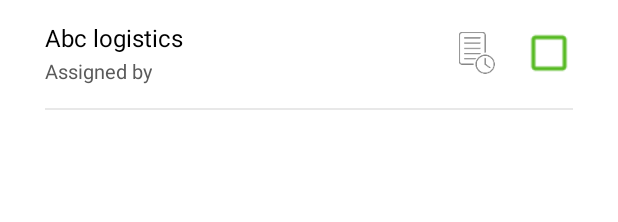
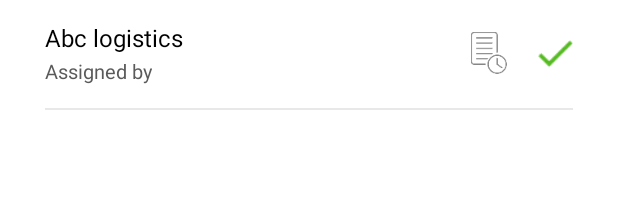
Before and after one commit to nafseerck/redlogik, an Android app: the layout item_execution.xml on its own in the app's theme, with its tools: preview values and no code run, on a phone screen of 412 x 824 dp. Shown: the top 222 px of the screen. Run offline under Robolectric (Android 15) with nearby library versions, the phone set to English and light mode, and no system bars; network calls fail; Roboto replaces fonts that are not available here.

Commit message:
execution response cleared and hide complete execution button

```diff
--- a/Redlogic/app/src/main/java/com/redlogic/dashboard/driver/declaration/DeclarationActivity.java
+++ b/Redlogic/app/src/main/java/com/redlogic/dashboard/driver/declaration/DeclarationActivity.java
@@ -12,8 +12,10 @@ import android.os.AsyncTask;
 import android.os.Build;
 import android.os.Bundle;
 import android.provider.MediaStore;
+import android.util.Log;
 import android.view.View;
 
+import com.google.gson.Gson;
 import com.redlogic.R;
 import com.redlogic.dashboard.driver.DashboardActivity;
 import com.redlogic.dashboard.driver.job.JobActivity;
--- a/Redlogic/app/src/main/java/com/redlogic/dashboard/driver/deliveries/DeliveriesActivity.java
+++ b/Redlogic/app/src/main/java/com/redlogic/dashboard/driver/deliveries/DeliveriesActivity.java
@@ -46,6 +46,7 @@ import retrofit2.Call;
 public class DeliveriesActivity extends BaseLoaderActivity implements TextWatcher {
     public static int selectedPosition;
     public static boolean isnewJob = false;
+    public static boolean isCompleted = false;
     private ActivityDeliveriesBinding binding;
     private LinearLayout selectedLiItem;
     private ImageView selectedImIcon;
@@ -124,20 +125,24 @@ public class DeliveriesActivity extends BaseLoaderActivity implements TextWatche
         switch (selectedPosition) {
             case 0:
                 isnewJob = true;
+                isCompleted = false;
                 getDeliveries("new");
                 binding.tvText.setText(R.string.delivery_new);
                 break;
             case 1:
+                isCompleted = false;
                 isnewJob = false;
                 getDeliveries("inprogress");
                 binding.tvText.setText(R.string.delivery_in_process);
                 break;
             case 2:
                 isnewJob = false;
+                isCompleted = true;
                 getDeliveries("completed");
                 binding.tvText.setText(R.string.delivery_completed);
                 break;
             case 3:
+                isCompleted = false;
                 isnewJob = false;
                 getDeliveries("rejected");
                 binding.tvText.setText(R.string.delivery_rejected);
--- a/Redlogic/app/src/main/java/com/redlogic/dashboard/driver/response/ExecutionChecklistResponseModel.java
+++ b/Redlogic/app/src/main/java/com/redlogic/dashboard/driver/response/ExecutionChecklistResponseModel.java
@@ -86,7 +86,7 @@ public class ExecutionChecklistResponseModel {
             private int id;
             private String description;
             private int is_active;
-            private Object is_completed;
+            private boolean is_completed;
             private Object completed_on;
             private List<DataBean> data;
 
@@ -114,7 +114,7 @@ public class ExecutionChecklistResponseModel {
                 this.is_active = is_active;
             }
 
-            public Object getIs_completed() {
+            public boolean getIs_completed() {
                 return is_completed;
             }
 
--- /dev/null
+++ b/Redlogic/app/src/main/res/drawable/ic_tic.xml
@@ -0,0 +1,8 @@
+<!-- drawable/check.xml -->
+<vector xmlns:android="http://schemas.android.com/apk/res/android"
+    android:height="24dp"
+    android:width="24dp"
+    android:viewportWidth="24"
+    android:viewportHeight="24">
+    <path android:fillColor="#56BA22" android:pathData="M21,7L9,19L3.5,13.5L4.91,12.09L9,16.17L19.59,5.59L21,7Z" />
+</vector>
--- a/Redlogic/app/src/main/res/layout/item_execution.xml
+++ b/Redlogic/app/src/main/res/layout/item_execution.xml
@@ -15,6 +15,7 @@
             android:layout_width="match_parent"
             android:layout_height="wrap_content"
             android:layout_marginTop="14dp"
+            android:orientation="horizontal"
             android:gravity="center">
 
             <LinearLayout
@@ -52,11 +53,21 @@
                 android:layout_marginEnd="20dp"
                 android:src="@mipmap/shape" />
 
+            <ImageView
+                android:id="@+id/imTic"
+                android:layout_width="wrap_content"
+                android:layout_height="wrap_content"
+                android:scaleX="1.3"
+                android:scaleY="1.3"
+                android:visibility="visible"
+                android:src="@drawable/ic_tic" />
+
             <CheckBox
                 android:id="@+id/imCheck"
                 android:layout_width="wrap_content"
                 android:layout_height="wrap_content"
                 android:buttonTint="@color/grad_4"
+                android:visibility="gone"
                 android:scaleX="1.3"
                 android:scaleY="1.3" />
         </LinearLayout>
```
Also changed, not shown: Redlogic/app/src/main/java/com/redlogic/dashboard/driver/execution/ExecutionListActivity.java (+72 -22 lines).
